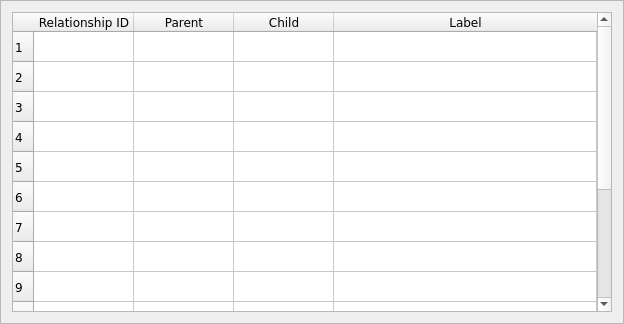
Old version of the form ui/relationship_configuration.ui in the repository CS4311-spring-2020/pick-tool-team14-keikaku.
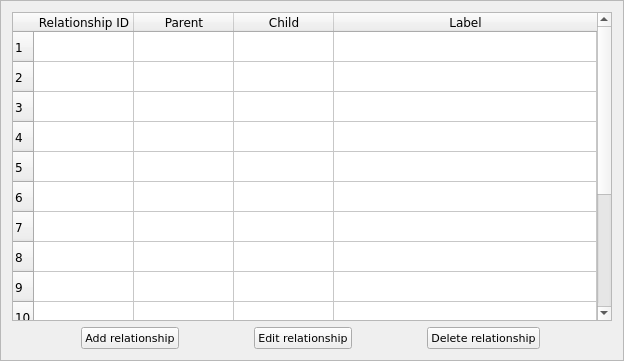
New version of the form.

Commit message: Moved change_configuration into main_window. Fixed and cleaned up other ui files.

Diff of the .ui file:
```diff
--- a/ui/relationship_configuration.ui
+++ b/ui/relationship_configuration.ui
@@ -7,7 +7,7 @@
     <x>0</x>
     <y>0</y>
     <width>624</width>
-    <height>324</height>
+    <height>361</height>
    </rect>
   </property>
   <property name="minimumSize">
@@ -414,6 +414,76 @@
      </item>
     </widget>
    </item>
+   <item>
+    <layout class="QHBoxLayout" name="horizontalLayout">
+     <item>
+      <widget class="QPushButton" name="addRelationPushButton">
+       <property name="sizePolicy">
+        <sizepolicy hsizetype="Fixed" vsizetype="Fixed">
+         <horstretch>0</horstretch>
+         <verstretch>0</verstretch>
+        </sizepolicy>
+       </property>
+       <property name="font">
+        <font>
+         <pointsize>8</pointsize>
+        </font>
+       </property>
+       <property name="text">
+        <string>Add relationship</string>
+       </property>
+      </widget>
+     </item>
+     <item>
+      <widget class="QPushButton" name="editRelationPushButton">
+       <property name="sizePolicy">
+        <sizepolicy hsizetype="Fixed" vsizetype="Fixed">
+         <horstretch>0</horstretch>
+         <verstretch>0</verstretch>
+        </sizepolicy>
+       </property>
+       <property name="font">
+        <font>
+         <pointsize>8</pointsize>
+        </font>
+       </property>
+       <property name="text">
+        <string>Edit relationship</string>
+       </property>
+      </widget>
+     </item>
+     <item>
+      <widget class="QPushButton" name="deleteRelationPushButton">
+       <property name="sizePolicy">
+        <sizepolicy hsizetype="Fixed" vsizetype="Fixed">
+         <horstretch>0</horstretch>
+         <verstretch>0</verstretch>
+        </sizepolicy>
+       </property>
+       <property name="maximumSize">
+        <size>
+         <width>16777215</width>
+         <height>16777215</height>
+        </size>
+       </property>
+       <property name="sizeIncrement">
+        <size>
+         <width>0</width>
+         <height>2</height>
+        </size>
+       </property>
+       <property name="font">
+        <font>
+         <pointsize>8</pointsize>
+        </font>
+       </property>
+       <property name="text">
+        <string>Delete relationship</string>
+       </property>
+      </widget>
+     </item>
+    </layout>
+   </item>
   </layout>
  </widget>
  <resources/>
```
Left out of the diff: 2 changed lines with no effect on the pictures. The commit also changes 7 other files.
